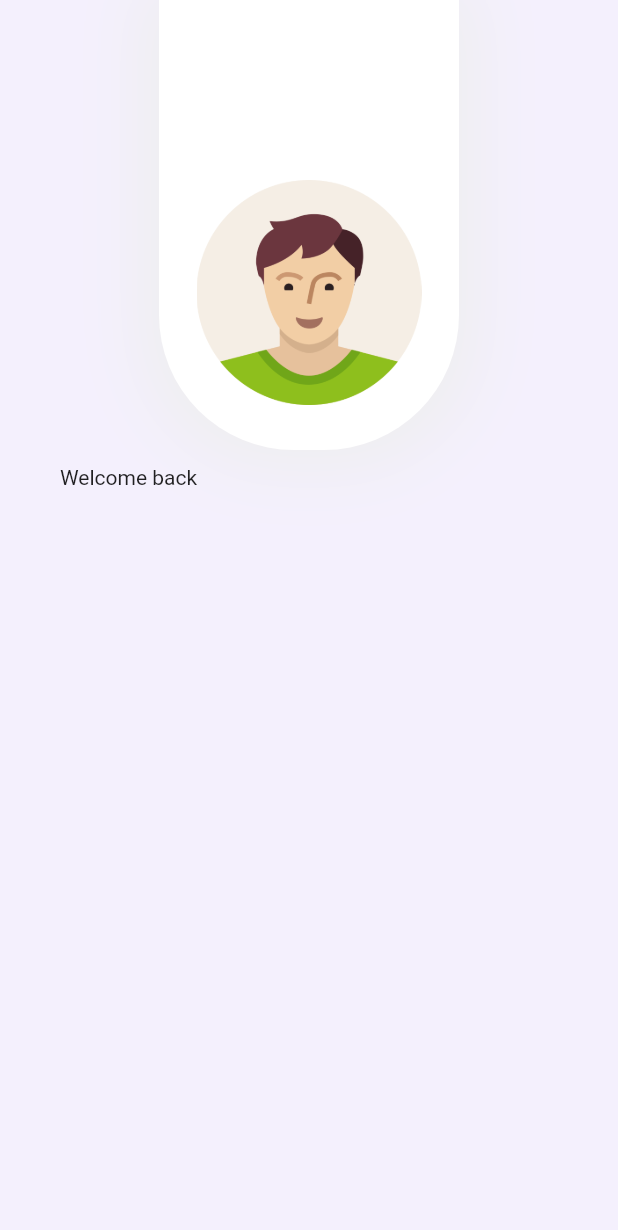
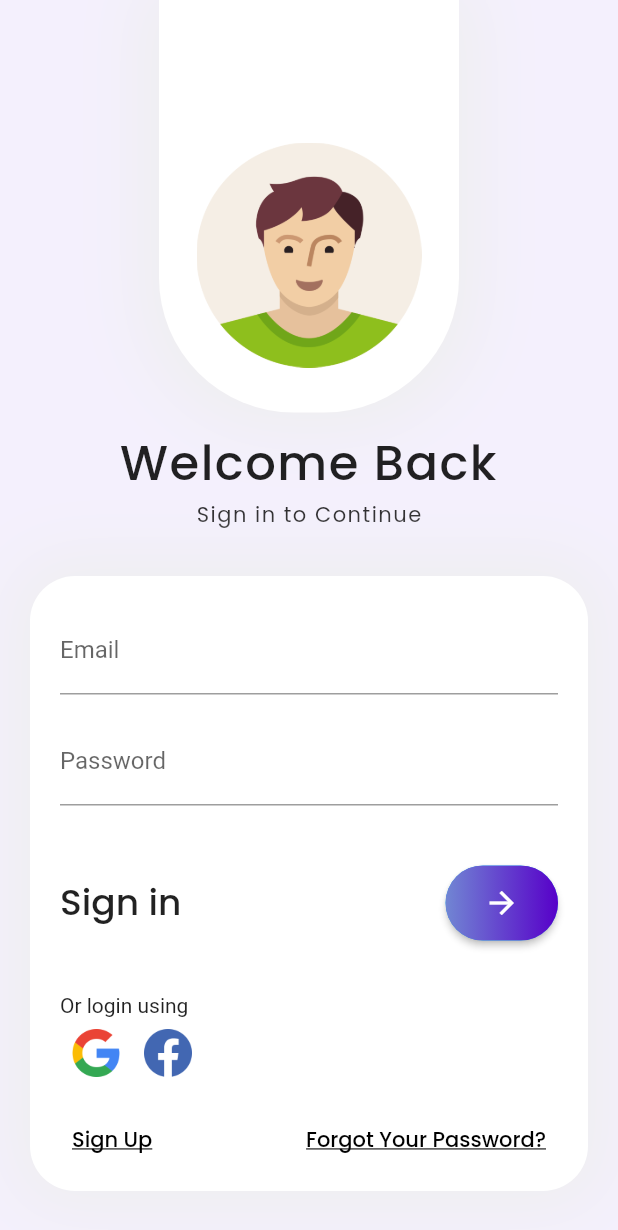
Before and after one commit to shrijal313/loginui, a Flutter app: the screen it shows after launch, on a phone screen of 412 x 824 dp. Shown: the top 1230 px of the screen. Run offline on Flutter 3.47's test engine with Material 2 defaults, Android fonts, the phone set to English and light mode, and no system bars; our stand-ins replace google_fonts.

Commit message:
Login Form Completed

```diff
--- /dev/null
+++ b/lib/core/widgets/continue_button.dart
@@ -0,0 +1,39 @@
+import 'package:flutter/material.dart';
+
+class ContinueButton extends StatelessWidget {
+  const ContinueButton({
+    Key key,
+  }) : super(key: key);
+
+  @override
+  Widget build(BuildContext context) {
+    return Container(
+      height: 50.0,
+      child: ElevatedButton(
+        onPressed: () {},
+
+        style: ElevatedButton.styleFrom(
+            padding: EdgeInsets.all(0),
+            shape: RoundedRectangleBorder(
+                borderRadius: BorderRadius.circular(30))),
+        //   shape: RoundedRectangleBorder(
+        //     borderRadius: BorderRadius.circular(80.0)),
+        // padding: EdgeInsets.all(0.0),
+
+        child: Ink(
+          decoration: BoxDecoration(
+              gradient: LinearGradient(
+                colors: [Color(0xff7186d3), Color(0xff5700c9)],
+                begin: Alignment.centerLeft,
+                end: Alignment.centerRight,
+              ),
+              borderRadius: BorderRadius.circular(30.0)),
+          child: Container(
+              constraints: BoxConstraints(maxWidth: 75.0, minHeight: 50.0),
+              alignment: Alignment.center,
+              child: Icon(Icons.arrow_forward_outlined)),
+        ),
+      ),
+    );
+  }
+}
--- a/lib/features/view/login/screen/login.dart
+++ b/lib/features/view/login/screen/login.dart
@@ -1,16 +1,24 @@
+import 'dart:ui';
+
 import 'package:flutter/material.dart';
+import 'package:google_fonts/google_fonts.dart';
+import 'package:practice1/core/widgets/continue_button.dart';
 import 'package:practice1/features/view/login/widgets/header.dart';
+import 'package:practice1/features/view/login/widgets/welcomeText.dart';
 
 class LoginScreen extends StatelessWidget {
+  final _formKey = GlobalKey<FormState>();
+
   @override
   Widget build(BuildContext context) {
     return Scaffold(
       backgroundColor: Color(0xfff4f0fd),
-      body: Container(
+      body: SingleChildScrollView(
+        child: Container(
           width: double.infinity,
           padding: EdgeInsets.only(
-          left: 10,
-          right: 10,
+            left: 20,
+            right: 20,
           ),
           child: Column(
             children: [
@@ -19,16 +27,131 @@ class LoginScreen extends StatelessWidget {
                   crossAxisAlignment: CrossAxisAlignment.center,
                   children: [
                     Header.student(),
+                    WelcomText(
+                      title: "Welcome Back",
+                      subtitle: "Sign in to Continue",
+                    ),
+                  ],
+                ),
+              ),
               Container(
-                    width: double.infinity,
+                margin: EdgeInsets.symmetric(vertical: 20),
+                padding: EdgeInsets.only(
+                  left: 20,
+                  right: 20,
+                  top: 20,
+                  bottom: 10,
+                ),
+                // height: 400,
+                decoration: BoxDecoration(
+                    color: Colors.white,
+                    borderRadius: BorderRadius.circular(30),
+                    boxShadow: [
+                      BoxShadow(
+                          blurRadius: 40,
+                          spreadRadius: 10,
+                          color: Colors.grey[200])
+                    ]),
+                child: Form(
+                  key: _formKey,
+                  child: Column(
+                    crossAxisAlignment: CrossAxisAlignment.start,
+                    children: [
+                      TextFormField(
+                        decoration: InputDecoration(
+                          labelText: "Email",
+                        ),
+                      ),
+                      SizedBox(
+                        height: 15,
+                      ),
+                      TextFormField(
+                        obscureText: true,
+                        obscuringCharacter: "⬤",
+                        decoration: InputDecoration(
+                          labelText: "Password",
+                        ),
+                      ),
+                      SizedBox(
+                        height: 25,
+                      ),
+                      Container(
                         height: 80,
-                    padding: EdgeInsets.symmetric(horizontal: 30, vertical: 10),
-                    child: Text("Welcome back", ),
+                        width: MediaQuery.of(context).size.width,
+                        child: Row(
+                          children: [
+                            Text(
+                              "Sign in",
+                              style: GoogleFonts.poppins(
+                                textStyle: TextStyle(
+                                  color: Colors.black87,
+                                  fontSize: 24,
+                                  fontWeight: FontWeight.w500,
+                                  // letterSpacing: 1,
+                                ),
+                              ),
+                            ),
+                            Spacer(),
+                            ContinueButton(),
+                          ],
+                        ),
+                      ),
+                      SizedBox(
+                        height: 20,
+                      ),
+                      Text("Or login using "),
+                      Row(
+                        children: [
+                          IconButton(
+                            icon: Image.asset("assets/icons/googleLogo.png"),
+                            onPressed: () {},
+                          ),
+                          IconButton(
+                            icon: Image.asset("assets/icons/facebookLogo.png"),
+                            onPressed: () {},
+                          ),
+                        ],
+                      ),
+                      SizedBox(
+                        height: 10,
+                      ),
+                      Row(
+                        children: [
+                          TextButton(
+                            onPressed: () {},
+                            child: Text(
+                              "Sign Up",
+                              style: GoogleFonts.poppins(
+                                textStyle: TextStyle(
+                                  color: Colors.black,
+                                  letterSpacing: 0,
+                                ),
+                                decoration: TextDecoration.underline,
+                              ),
+                            ),
+                          ),
+                          Spacer(),
+                          TextButton(
+                            onPressed: () {},
+                            child: Text(
+                              "Forgot Your Password?",
+                              style: GoogleFonts.poppins(
+                                textStyle: TextStyle(
+                                  color: Colors.black,
+                                  letterSpacing: 0,
+                                ),
+                                decoration: TextDecoration.underline,
+                              ),
+                            ),
+                          ),
+                        ],
                       )
                     ],
                   ),
-            )
+                ),
+              ),
             ],
+          ),
         ),
       ),
     );
--- a/lib/features/view/login/widgets/header.dart
+++ b/lib/features/view/login/widgets/header.dart
@@ -26,9 +26,11 @@ class Header extends StatelessWidget {
 
   @override
   Widget build(BuildContext context) {
-    return Container(
+    return Stack(
+      children: [
+        Container(
             width: 200,
-        height: 300,
+            height: 275,
             padding: EdgeInsets.only(bottom: 30),
             decoration: BoxDecoration(
                 color: Colors.white,
@@ -50,7 +52,9 @@ class Header extends StatelessWidget {
                   fit: BoxFit.contain,
                 ),
               ),
-        ));
+            )),
+      ],
+    );
   }
 
   String profileAvatar(Profile profile) {
--- /dev/null
+++ b/lib/features/view/login/widgets/welcomeText.dart
@@ -0,0 +1,43 @@
+import 'package:flutter/material.dart';
+import 'package:google_fonts/google_fonts.dart';
+
+class WelcomText extends StatelessWidget {
+  const WelcomText({
+    Key key,
+    this.title,
+    this.subtitle,
+  }) : super(key: key);
+
+  final String title;
+  final String subtitle;
+  @override
+  Widget build(BuildContext context) {
+    return Container(
+      width: double.infinity,
+      padding: EdgeInsets.symmetric(horizontal: 30, vertical: 10),
+      child: Column(
+        crossAxisAlignment: CrossAxisAlignment.center,
+        children: [
+          Text(
+            title,
+            style: GoogleFonts.poppins(
+              textStyle: TextStyle(
+                  color: Colors.black87,
+                  fontSize: 32,
+                  fontWeight: FontWeight.w500,
+                  letterSpacing: 1),
+            ),
+            textAlign: TextAlign.center,
+          ),
+          Text(
+            subtitle,
+            style: GoogleFonts.poppins(
+                textStyle: TextStyle(
+              letterSpacing: 1,
+            )),
+          )
+        ],
+      ),
+    );
+  }
+}
```
Lines whose indentation alone changed are shown as unchanged.
